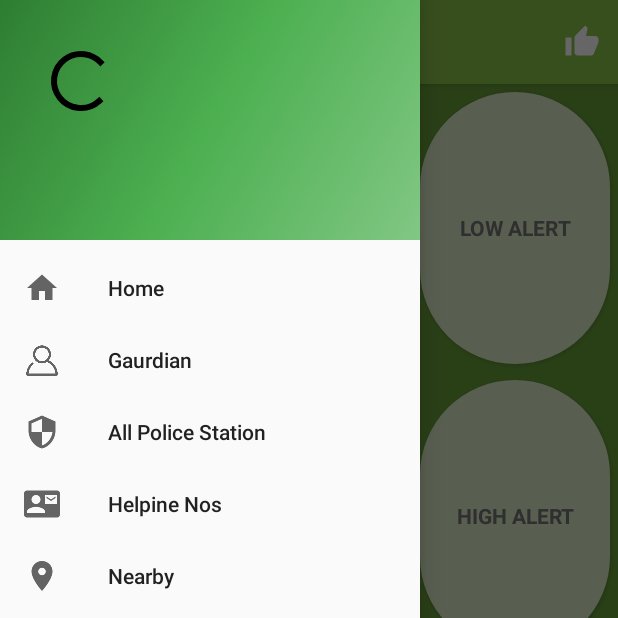
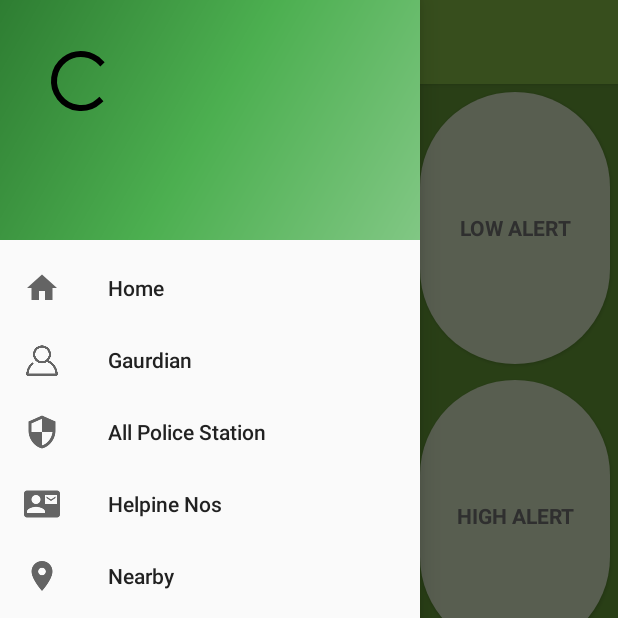
Before and after one commit to git-elliot/MeriSafety, an Android app: the NavigationDrawerActivity screen opened directly, with no data from a screen before it, with the side drawer open, on a phone screen of 412 x 824 dp, the top half of it. Run offline under Robolectric (Android 15) with nearby library versions, the phone set to English and light mode, and no system bars; our stand-ins replace CircleImageView, Firebase (no records; nobody signed in at launch, a user with empty details on screens opened directly).

Commit message:
Zoom out added on hospital and police search and option menu is removed.

```diff
--- a/app/src/main/java/com/developers/droidteam/merisafety/MapsActivity.java
+++ b/app/src/main/java/com/developers/droidteam/merisafety/MapsActivity.java
@@ -427,6 +427,8 @@ public class MapsActivity extends FragmentActivity implements OnMapReadyCallback
                 markerOptions.title(myName).snippet(titleStr);
            }
             // 2
+            LatLng l = new LatLng(loc.latitude,loc.longitude);
+            myMap.animateCamera(CameraUpdateFactory.newLatLngZoom(l,12));
             myMap.addMarker(markerOptions);
         }
 
--- a/app/src/main/java/com/developers/droidteam/merisafety/NavigationDrawerActivity.java
+++ b/app/src/main/java/com/developers/droidteam/merisafety/NavigationDrawerActivity.java
@@ -528,26 +528,5 @@ public class NavigationDrawerActivity extends AppCompatActivity
     }
 
 
-    @Override
-    public boolean onCreateOptionsMenu(Menu menu) {
-
-        MenuInflater m = getMenuInflater();
-        m.inflate(R.menu.bottom_menu,menu);
-
-        return super.onCreateOptionsMenu(menu);
-    }
-
-    @Override
-    public boolean onOptionsItemSelected(MenuItem item) {
-    if(item.getItemId()==R.id.like) {
-        Intent intent =  new Intent(Intent.ACTION_VIEW,
-                Uri.parse("https://www.facebook.com/merisafety"));
-
-        startActivity(intent);
-
-    }
-    return super.onOptionsItemSelected(item);
-    }
-
 
 }
--- a/app/src/main/res/menu/bottom_menu.xml
+++ /dev/null
@@ -1,10 +0,0 @@
-<?xml version="1.0" encoding="utf-8"?>
-<menu xmlns:android="http://schemas.android.com/apk/res/android"
-    xmlns:app="http://schemas.android.com/apk/res-auto">
-
-    <item android:id="@+id/like"
-        android:title="Like Us"
-        android:icon="@drawable/ic_thumb_up_black_24dp"
-        app:showAsAction="ifRoom"
-        ></item>
-</menu>
```
Also changed, not shown: app/src/main/java/com/developers/droidteam/merisafety/Frag_aboutapp.java (+20 -0 lines), app/src/main/res/layout/fragment_frag_aboutapp.xml (+14 -0 lines).
